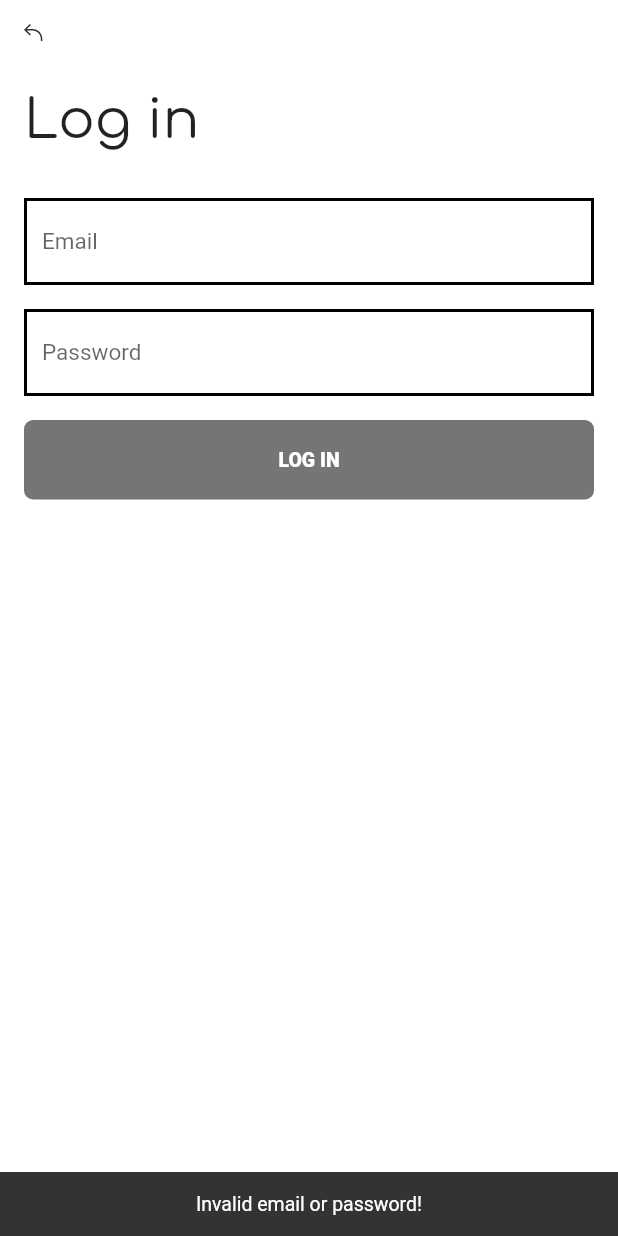
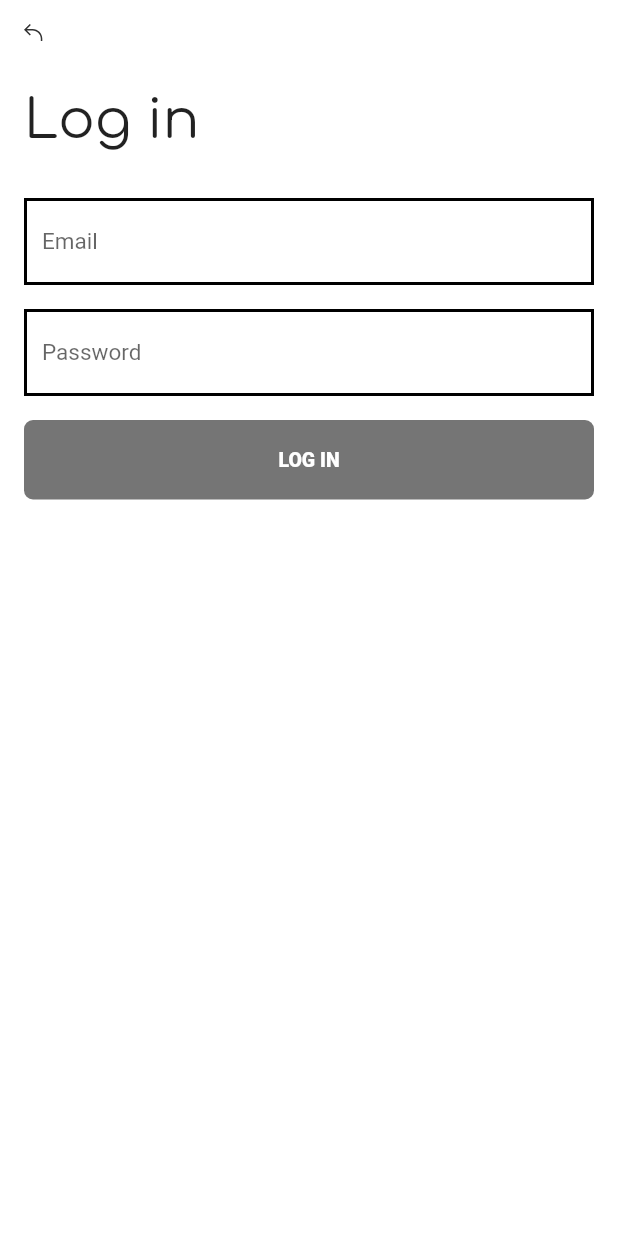
Before and after one commit to tranleanhquoc/login_flutter_demo, a Flutter app: the LoginScreen screen opened by its route, after a tap on "LOG IN", on a phone screen of 412 x 824 dp. Run offline on Flutter 3.47's test engine with Material 2 defaults, Android fonts, the phone set to English and light mode, and no system bars; our stand-ins replace bloc, carousel_slider, equatable, flutter_bloc, flutter_spinkit, flutter_svg and 5 more; accounts and stored records are empty; statements that could not run were skipped.

Commit message:
Update flow login

```diff
--- a/lib/screens/login/login_screen.dart
+++ b/lib/screens/login/login_screen.dart
@@ -9,6 +9,7 @@ import 'package:example/screens/authentication/bloc/bloc.dart';
 import 'package:flutter/material.dart';
 import 'package:flutter_bloc/flutter_bloc.dart';
 import 'package:google_fonts/google_fonts.dart';
+import '../../commons/utils/validators.dart';
 import 'bloc/bloc.dart';
 import 'package:formz/formz.dart';
 import 'bloc/login_bloc.dart';
@@ -60,40 +61,15 @@ class LoginScreen extends StatelessWidget {
     return null;
   }
 
+  bool _validateLogin(LoginState state, BuildContext context) =>
+      state.status.isValid &&
+      Validators.isValidEmail(state.email.value) &&
+      Validators.isValidPassword(state.password.value);
+
   void _onLoginTapped(LoginState state, BuildContext context) {
     dismissKeyboard(context);
-    if (state.status.isValid &&
-        Validators.isValidEmail(state.email.value) &&
-        Validators.isValidPassword(state.password.value))
+    if (_validateLogin(state, context))
       context.read<LoginBloc>().add(LoginSubmitted());
-    else if (!Validators.isValidEmail(state.email.value) ||
-        !Validators.isValidPassword(state.password.value)) {
-      Scaffold.of(context)
-        ..hideCurrentSnackBar()
-        ..showSnackBar(
-          SnackBar(
-              content: Text(
-            'Invalid email or password!',
-            style: GoogleFonts.roboto(fontSize: 13),
-            textAlign: TextAlign.center,
-          )),
-        );
-    } else {
-      if (_emailCtrl.text.isEmpty)
-        FocusScope.of(context).requestFocus(_emailFocus);
-      else if (_passCtrl.text.isEmpty)
-        FocusScope.of(context).requestFocus(_passFocus);
-      Scaffold.of(context)
-        ..hideCurrentSnackBar()
-        ..showSnackBar(
-          SnackBar(
-              content: Text(
-            'Please input your email and password!',
-            style: GoogleFonts.roboto(fontSize: 13),
-            textAlign: TextAlign.center,
-          )),
-        );
-    }
   }
 
   @override
@@ -140,7 +116,7 @@ class LoginScreen extends StatelessWidget {
 
   Widget _buildEmailInput() {
     return BlocBuilder<LoginBloc, LoginState>(
-      buildWhen: (previous, current) => previous.email != current.email,
+      // buildWhen: (previous, current) => previous.email != current.email,
       builder: (context, state) {
         return TextFormField(
           controller: _emailCtrl,
@@ -177,7 +153,7 @@ class LoginScreen extends StatelessWidget {
 
   Widget _buildPasswordInput() {
     return BlocBuilder<LoginBloc, LoginState>(
-      buildWhen: (previous, current) => previous.password != current.password,
+      // buildWhen: (previous, current) => previous.password != current.password,
       builder: (context, state) {
         return TextFormField(
           controller: _passCtrl,
@@ -207,9 +183,9 @@ class LoginScreen extends StatelessWidget {
           validator: (_) => _validatePassword(state),
           onEditingComplete: () {
             _passFocus.unfocus();
-            if (state.status.isValidated) {
-              context.read<LoginBloc>().add(LoginSubmitted());
-            }
+            // if (state.status.isValidated) {
+            //   context.read<LoginBloc>().add(LoginSubmitted());
+            // }
           },
         );
       },
@@ -218,12 +194,13 @@ class LoginScreen extends StatelessWidget {
 
   Widget _buildLoginButton() {
     return BlocBuilder<LoginBloc, LoginState>(
-      buildWhen: (previous, current) => previous.status != current.status,
+      // buildWhen: (previous, current) => previous.status != current.status,
       builder: (context, state) {
         return SquareButton(
             onTap: () => _onLoginTapped(state, context),
             text: "LOG IN",
-            btnColor: state.status.isValid ? Colors.black : Colors.black54,
+            btnColor:
+                _validateLogin(state, context) ? Colors.black : Colors.black54,
             textStyle: GoogleFonts.roboto(
                 fontSize: 13,
                 fontWeight: FontWeight.w900,
```
